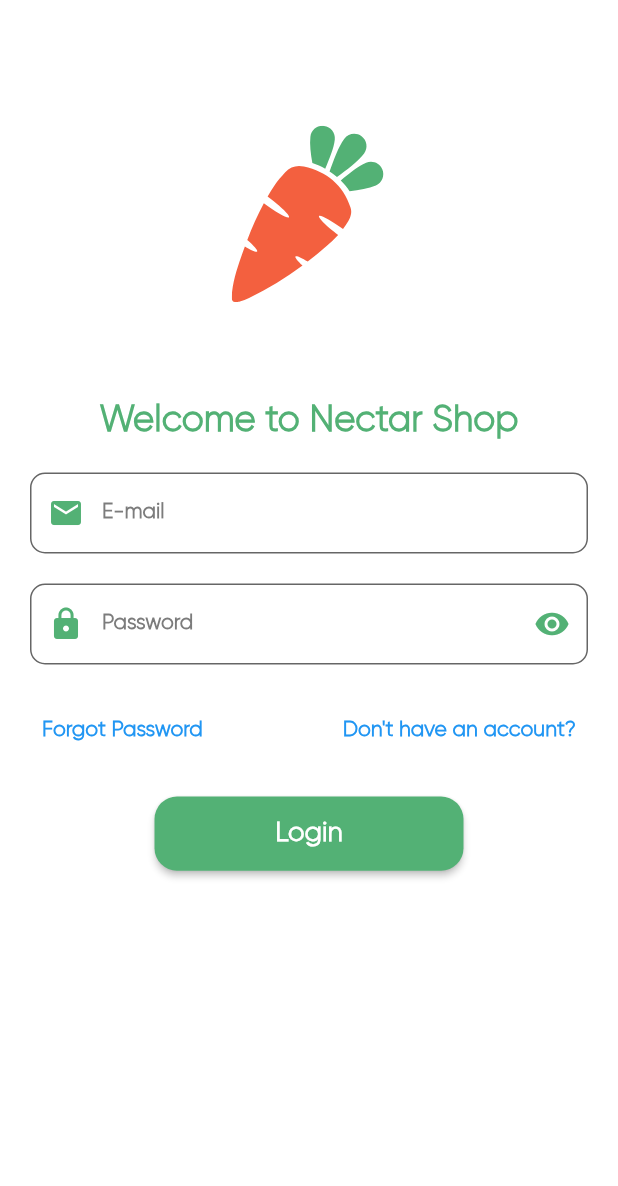
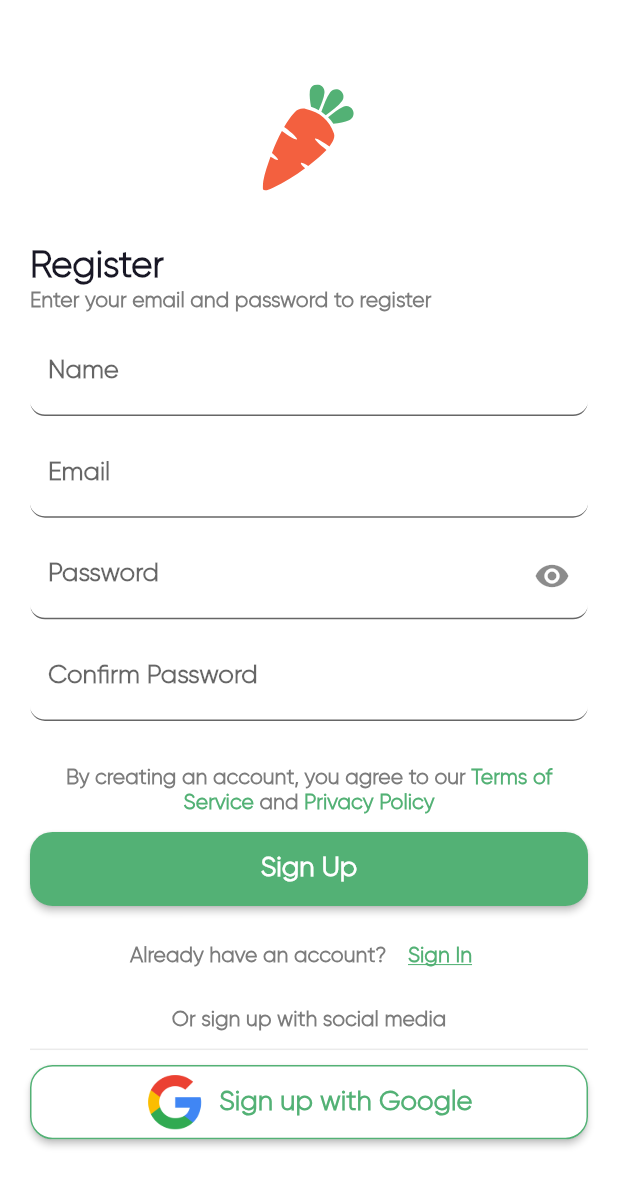
Before and after one commit to huseyinsahinli/FlutterShoppingApp, a Flutter app: the screen it shows after launch, after a tap on an icon or button, on a phone screen of 412 x 824 dp. Shown: the top 1186 px of the screen. Run offline on Flutter 3.47's test engine with Material 2 defaults, Android fonts, the phone set to English and light mode, and no system bars; our stand-ins replace firebase_auth, firebase_core, flutter_svg, google_sign_in; accounts and stored records are empty; network calls fail.

Commit message:
Feature:  Added Register Page Login Page and Reset Page
Their designs are finished.

```diff
--- a/lib/core/constant/app_strings.dart
+++ b/lib/core/constant/app_strings.dart
@@ -52,14 +52,32 @@ class Strings {
   static const addToCartSuccessfully = 'Add To Cart Successfully';
   static const removeFromCartSuccessfully = 'Remove From Cart Successfully';
   static const noInternetConnection = 'No Internet Connection';
-  static const login = 'Login';
+  static const login = 'Log In';
   static const welcomeNectarShop = 'Welcome to Nectar Shop';
   static const register = 'Register';
-  static const forgotPassword = 'Forgot Password';
+  static const forgotPassword = 'Forgot Password?';
   static const resetPassword = 'Reset Password';
   static const verifyEmail = 'Verify Email';
   static const verifyEmailSent = 'Verify Email Sent';
   static const verifyEmailSentMessage = 'Verify Email Sent Message';
 
-  static String dontHaveAccount = 'Don\'t have an account?';
+  static const dontHaveAccount = 'Don\'t have an account?\t';
+
+  static const email = 'Email';
+
+  static const password = 'Password';
+
+  static const loginMessage = 'Enter your email and password to login';
+
+  static const signUp = 'Sign Up';
+
+  static const registerMessage = 'Enter your email and password to register';
+
+  static const signIn = 'Sign In';
+
+  static const alreadyHaveAccount = 'Already have an account?\t';
+
+  static const reset = 'Reset';
+
+  static const resetMessage = 'Enter your email to reset password';
 }
--- a/lib/core/theme/themes.dart
+++ b/lib/core/theme/themes.dart
@@ -39,6 +39,19 @@ class MyThemes {
         fontSize: 14,
         fontWeight: FontWeight.w700,
       ),
+    ),
+    colorScheme: ColorScheme.light(
+      primary: cMainColor,
+      // secondary: cSecondaryColor,
+      // surface: cSurfaceColor,
+      // background: cBackgroundColor,
+      // error: cErrorColor,
+      // onPrimary: cOnPrimaryColor,
+      // onSecondary: cOnSecondaryColor,
+      // onSurface: cOnSurfaceColor,
+      onBackground: cWhiteColor,
+      onError: Colors.red,
+      brightness: Brightness.light,
     ),
     iconTheme: const IconThemeData(
       color: Colors.black,
--- a/lib/core/widgets/my_custom_textfield.dart
+++ b/lib/core/widgets/my_custom_textfield.dart
@@ -1,5 +1,6 @@
 import 'package:flutter/material.dart';
 import 'package:nectar_ui/core/constant/app_constant.dart';
+import 'package:nectar_ui/core/helper/text_scale_size.dart';
 
 class CustomTextField extends StatefulWidget {
   final TextEditingController controller;
@@ -26,35 +27,25 @@ class _CustomTextFieldState extends State<CustomTextField> {
   @override
   Widget build(BuildContext context) {
     return TextField(
-      cursorColor: cMainColor,
       controller: widget.controller,
+      enableSuggestions: false,
+      autocorrect: false,
       obscureText: widget.obscureText,
+      style: Theme.of(context).textTheme.bodyText1!.copyWith(
+            color: Colors.black,
+            decoration: TextDecoration.none,
+            fontSize: 17,
+          ),
       decoration: InputDecoration(
+        fillColor: Colors.white,
+        floatingLabelStyle:
+            Theme.of(context).textTheme.bodyText2!.copyWith(fontSize: 18),
         labelText: widget.hintText,
-        labelStyle: Theme.of(context).textTheme.bodyText2,
-        floatingLabelStyle: const TextStyle(
-          color: cMainColor,
-          fontSize: 20,
-        ),
-        focusedBorder: const OutlineInputBorder(
-          borderRadius: BorderRadius.all(Radius.circular(10)),
-          borderSide: BorderSide(
-            color: cMainColor,
-            width: 2,
-          ),
-        ),
-        focusColor: cMainColor,
-        fillColor: cWhiteColor,
         filled: true,
-        prefixIcon: Icon(
-          widget.prefixIcon,
-          color: cMainColor,
-        ),
         suffixIcon: widget.hintText == 'Password'
             ? IconButton(
                 icon: Icon(
                   widget.obscureText ? Icons.visibility : Icons.visibility_off,
-                  color: cMainColor,
                 ),
                 onPressed: () {
                   setState(() {
@@ -63,12 +54,11 @@ class _CustomTextFieldState extends State<CustomTextField> {
                 },
               )
             : null,
-        border: OutlineInputBorder(
-            borderRadius: BorderRadius.circular(10),
-            borderSide: const BorderSide(
-              color: cMainColor,
-              width: 1,
-            )),
+        border: const UnderlineInputBorder(
+          borderRadius: BorderRadius.all(
+            Radius.circular(10),
+          ),
+        ),
       ),
     );
   }
--- a/lib/view/authentication_pages/login_page/login_page.dart
+++ b/lib/view/authentication_pages/login_page/login_page.dart
@@ -9,6 +9,8 @@ import 'package:nectar_ui/core/helper/text_scale_size.dart';
 import 'package:nectar_ui/core/padding/app_padding.dart';
 import 'package:nectar_ui/core/widgets/my_custom_column.dart';
 import 'package:nectar_ui/core/widgets/my_custom_textfield.dart';
+import 'package:nectar_ui/view/authentication_pages/register_page/register_page.dart';
+import 'package:nectar_ui/view/authentication_pages/reset_page/reset_page.dart';
 import 'package:nectar_ui/view/home_page/home_page.dart';
 
 import '../../../core/constant/app_strings.dart';
@@ -57,53 +59,56 @@ class _LoginPageState extends State<LoginPage> {
                   fit: BoxFit.contain,
                 ),
               ),
-              Text(
-                Strings.welcomeNectarShop,
-                style: Theme.of(context)
-                    .textTheme
-                    .headline1!
-                    .copyWith(color: cMainColor),
-                textScaleFactor: ScaleSize.textScaleFactor(context),
+              Align(
+                alignment: Alignment.centerLeft,
+                child: Column(
+                  mainAxisAlignment: MainAxisAlignment.start,
+                  crossAxisAlignment: CrossAxisAlignment.start,
+                  children: [
+                    Text(
+                      Strings.login,
+                      style: Theme.of(context).textTheme.headline1,
+                      textScaleFactor: ScaleSize.textScaleFactor(context),
+                    ),
+                    Text(
+                      Strings.loginMessage,
+                      style: Theme.of(context).textTheme.bodyText2,
+                      textScaleFactor: ScaleSize.textScaleFactor(context),
+                    ),
+                  ],
+                ),
               ),
               CustomTextField(
-                hintText: 'E-mail',
+                hintText: Strings.email,
                 prefixIcon: Icons.mail,
                 controller: _email,
                 obscureText: false,
               ),
               CustomTextField(
-                hintText: 'Password',
+                hintText: Strings.password,
                 prefixIcon: Icons.lock,
                 controller: _password,
                 obscureText: true,
               ),
-              Row(
-                mainAxisAlignment: MainAxisAlignment.spaceBetween,
-                children: [
-                  TextButton(
-                    onPressed: () {},
-                    child: Text(
-                      Strings.forgotPassword,
-                      style: Theme.of(context).textTheme.subtitle1!.copyWith(
-                            color: Theme.of(context).primaryColor,
-                          ),
-                    ),
+              Align(
+                alignment: Alignment.centerRight,
+                child: TextButton(
+                  onPressed: () {
+                    Navigator.push(
+                      context,
+                      MaterialPageRoute(builder: (context) => ResetPage()),
+                    );
+                  },
+                  child: Text(
+                    Strings.forgotPassword,
+                    style: Theme.of(context).textTheme.subtitle1,
                   ),
-                  TextButton(
-                    onPressed: () {},
-                    child: Text(
-                      Strings.dontHaveAccount,
-                      style: Theme.of(context).textTheme.subtitle1!.copyWith(
-                            color: Theme.of(context).primaryColor,
-                          ),
-                    ),
-                  ),
-                ],
+                ),
               ),
               ElevatedButton(
                 style: ElevatedButton.styleFrom(
                   fixedSize: Size(
-                    context.screenWidth * 0.5,
+                    context.screenWidth,
                     context.screenHeight * 0.06,
                   ),
                 ),
@@ -122,6 +127,31 @@ class _LoginPageState extends State<LoginPage> {
                   textScaleFactor: ScaleSize.textScaleFactor(context),
                 ),
               ),
+              TextButton(
+                onPressed: () {
+                  Navigator.pushReplacement(
+                    context,
+                    MaterialPageRoute(builder: (context) => RegisterPage()),
+                  );
+                },
+                child: Row(
+                  mainAxisAlignment: MainAxisAlignment.center,
+                  children: [
+                    Text(
+                      Strings.dontHaveAccount,
+                      style: Theme.of(context).textTheme.bodyText2,
+                      textScaleFactor: ScaleSize.textScaleFactor(context),
+                    ),
+                    Text(
+                      Strings.signUp,
+                      style: Theme.of(context).textTheme.bodyText2!.copyWith(
+                            color: cMainColor,
+                          ),
+                      textScaleFactor: ScaleSize.textScaleFactor(context),
+                    ),
+                  ],
+                ),
+              ),
             ],
           ),
         ),
--- /dev/null
+++ b/lib/view/authentication_pages/register_page/register_page.dart
@@ -0,0 +1,278 @@
+import 'package:firebase_auth/firebase_auth.dart';
+import 'package:flutter/material.dart';
+import 'package:flutter_svg/svg.dart';
+import 'package:google_sign_in/google_sign_in.dart';
+import 'package:nectar_ui/core/constant/app_constant.dart';
+import 'package:nectar_ui/core/extensions/context_extensions.dart';
+import 'package:nectar_ui/core/widgets/divider.dart';
+import 'package:nectar_ui/view/authentication_pages/login_page/login_page.dart';
+
+import '../../../core/constant/app_strings.dart';
+import '../../../core/constant/icon_enum.dart';
+import '../../../core/helper/text_scale_size.dart';
+import '../../../core/padding/app_padding.dart';
+import '../../../core/widgets/my_custom_column.dart';
+import '../../../core/widgets/my_custom_textfield.dart';
+import '../../home_page/home_page.dart';
+
+class RegisterPage extends StatefulWidget {
+  RegisterPage({Key? key}) : super(key: key);
+
+  @override
+  State<RegisterPage> createState() => _RegisterPageState();
+}
+
+class _RegisterPageState extends State<RegisterPage> {
+  TextEditingController _password = TextEditingController();
+  TextEditingController _retypePassword = TextEditingController();
+  TextEditingController _email = TextEditingController();
+  bool _isHiddenPassword = true;
+  bool _isHiddenRetypePassword = true;
+  FirebaseAuth auth = FirebaseAuth.instance;
+  @override
+  void initState() {
+    super.initState();
+    auth.userChanges().listen((User? user) {
+      if (user == null) {
+        print('User is currently signed out!');
+      } else {
+        Navigator.pushReplacement(
+          context,
+          MaterialPageRoute(builder: (context) => HomePage()),
+        );
+      }
+    });
+  }
+
+  @override
+  Widget build(BuildContext context) {
+    return Scaffold(
+      body: SingleChildScrollView(
+        child: Container(
+          margin: const AppPadding.symmetric(),
+          child: CustomColumn(
+            spaceHeight: 10,
+            children: [
+              SizedBox(
+                height: context.screenHeight * 0.15,
+                width: context.screenWidth * 0.15,
+                child: SvgPicture.asset(
+                  IconEnums.logo.toPath,
+                  fit: BoxFit.contain,
+                ),
+              ),
+              Align(
+                alignment: Alignment.centerLeft,
+                child: Column(
+                  mainAxisAlignment: MainAxisAlignment.start,
+                  crossAxisAlignment: CrossAxisAlignment.start,
+                  children: [
+                    Text(
+                      Strings.register,
+                      style: Theme.of(context).textTheme.headline1,
+                    ),
+                    Text(
+                      Strings.registerMessage,
+                      style: Theme.of(context).textTheme.bodyText2,
+                    ),
+                  ],
+                ),
+              ),
+              CustomTextField(
+                controller: TextEditingController(),
+                hintText: 'Name',
+                prefixIcon: Icons.lock,
+                obscureText: false,
+              ),
+              CustomTextField(
+                controller: _email,
+                hintText: 'Email',
+                prefixIcon: Icons.email,
+                obscureText: false,
+              ),
+              CustomTextField(
+                controller: _password,
+                hintText: 'Password',
+                prefixIcon: Icons.lock,
+                obscureText: true,
+              ),
+              CustomTextField(
+                controller: _retypePassword,
+                hintText: 'Confirm Password',
+                prefixIcon: Icons.lock,
+                obscureText: true,
+              ),
+              const SizedBox(height: 10),
+              RichText(
+                textAlign: TextAlign.center,
+                text: TextSpan(
+                  children: [
+                    TextSpan(
+                      text: 'By creating an account, you agree to our ',
+                      style: Theme.of(context).textTheme.bodyText2,
+                    ),
+                    TextSpan(
+                      text: 'Terms of Service',
+                      style: Theme.of(context).textTheme.bodyText2!.copyWith(
+                            color: cMainColor,
+                          ),
+                    ),
+                    TextSpan(
+                      text: ' and ',
+                      style: Theme.of(context).textTheme.bodyText2,
+                    ),
+                    TextSpan(
+                      text: 'Privacy Policy',
+                      style: Theme.of(context).textTheme.bodyText2!.copyWith(
+                            color: cMainColor,
+                          ),
+                    ),
+                  ],
+                ),
+              ),
+              ElevatedButton(
+                style: ElevatedButton.styleFrom(
+                  fixedSize: Size(
+                    context.screenWidth,
+                    context.screenHeight * 0.06,
+                  ),
+                ),
+                onPressed: () async {
+                  if (_email.text.isNotEmpty &&
+                      _password.text.isNotEmpty &&
+                      _retypePassword.text.isNotEmpty) {
+                    if (_password.text.toString() ==
+                        _retypePassword.text.toString()) {
+                      try {
+                        UserCredential userCredential = await FirebaseAuth
+                            .instance
+                            .createUserWithEmailAndPassword(
+                          email: _email.text.toString(),
+                          password: _password.text.toString(),
+                        );
+                      } on FirebaseAuthException catch (e) {
+                        ScaffoldMessenger.of(context).showSnackBar(
+                          SnackBar(
+                            content: Text(e.code.toString()),
+                            backgroundColor: Colors.red,
+                          ),
+                        );
+                      } catch (e) {
+                        print(e);
+                      }
+                    } else {
+                      ScaffoldMessenger.of(context).showSnackBar(
+                        SnackBar(
+                          content: Text('Passwords do not match.'),
+                          backgroundColor: Colors.red,
+                        ),
+                      );
+                    }
+                  } else {
+                    ScaffoldMessenger.of(context).showSnackBar(
+                      SnackBar(
+                        content: Text(
+                            'Fill in all required fields with your information.'),
+                        backgroundColor: Colors.red,
+                      ),
+                    );
+                  }
+                },
+                child: Text(
+                  Strings.signUp,
+                  style: Theme.of(context).textTheme.bodyText1,
+                  textScaleFactor: ScaleSize.textScaleFactor(context),
+                ),
+              ),
+              Row(
+                mainAxisAlignment: MainAxisAlignment.center,
+                children: [
+                  Text(
+                    Strings.alreadyHaveAccount,
+                    style: Theme.of(context).textTheme.bodyText2,
+                  ),
+                  TextButton(
+                    onPressed: () {
+                      Navigator.pushReplacement(context,
+                          MaterialPageRoute(builder: (context) => LoginPage()));
+                    },
+                    child: Text(
+                      Strings.signIn,
+                      style: Theme.of(context).textTheme.bodyText2!.copyWith(
+                            color: cMainColor,
+                            decoration: TextDecoration.underline,
+                          ),
+                    ),
+                  ),
+                ],
+              ),
+              Text(
+                'Or sign up with social media',
+                style: Theme.of(context).textTheme.bodyText2,
+              ),
+              const CustomDivider(),
+              ElevatedButton(
+                  style: ElevatedButton.styleFrom(
+                    primary: cWhiteColor,
+                    side: BorderSide(
+                      color: cMainColor,
+                      width: 1,
+                    ),
+                    fixedSize: Size(
+                      context.screenWidth,
+                      context.screenHeight * 0.06,
+                    ),
+                  ),
+                  onPressed: () {
+                    try {
+                      signInWithGoogle();
+                    } on FirebaseAuthException catch (e) {
+                      ScaffoldMessenger.of(context).showSnackBar(
+                        SnackBar(
+                          content: Text(e.code.toString()),
+                          backgroundColor: Colors.red,
+                        ),
+                      );
+                    }
+                  },
+                  child: Row(
+                    mainAxisAlignment: MainAxisAlignment.center,
+                    children: [
+                      Image.asset(
+                        "assets/images/png/google.png",
+                        fit: BoxFit.contain,
+                      ),
+                      Text(
+                        "  Sign up with Google",
+                        style: Theme.of(context).textTheme.bodyText1!.copyWith(
+                              color: cMainColor,
+                            ),
+                        textScaleFactor: ScaleSize.textScaleFactor(context),
+                      )
+                    ],
+                  )),
+            ],
+          ),
+        ),
+      ),
+    );
+  }
+
+  Future<UserCredential> signInWithGoogle() async {
+    // Trigger the authentication flow
+    final GoogleSignInAccount? googleUser = await GoogleSignIn().signIn();
+
+    // Obtain the auth details from the request
+    final GoogleSignInAuthentication? googleAuth =
+        await googleUser?.authentication;
+
+    // Create a new credential
+    final credential = GoogleAuthProvider.credential(
+      accessToken: googleAuth?.accessToken,
+      idToken: googleAuth?.idToken,
+    );
+
+    // Once signed in, return the UserCredential
+    return await FirebaseAuth.instance.signInWithCredential(credential);
+  }
+}
```
Also changed, not shown: lib/view/account_page/account_page.dart (+18 -0 lines), lib/view/authentication_pages/reset_page/reset_page.dart (added, +87 -0 lines), assets/images/png/google.png (added).
